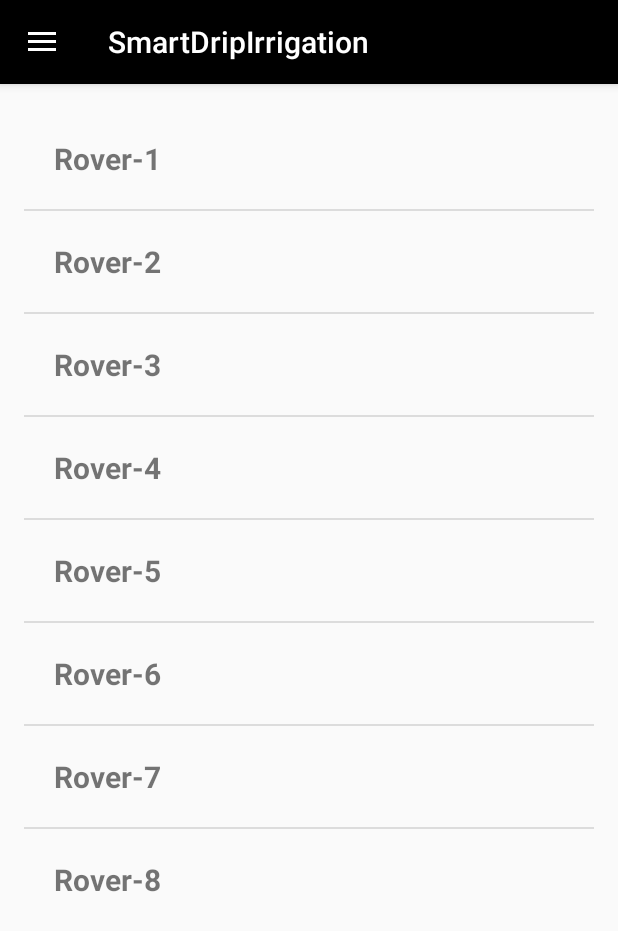
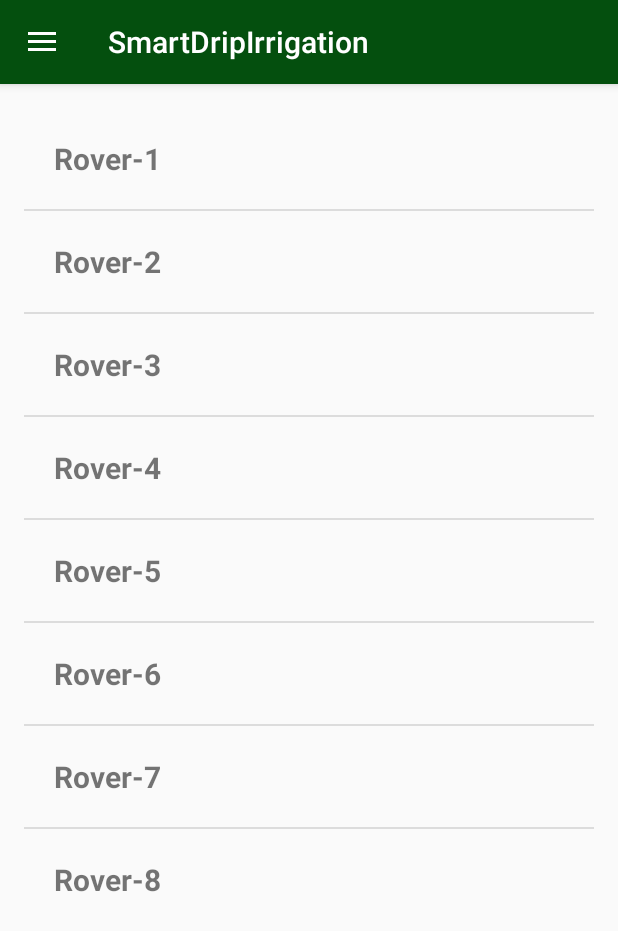
Before and after one commit to logaprakash/SmartDripIrrigation, an Android app: the screen it shows after launch (MainActivity), on a phone screen of 412 x 824 dp. Shown: the top 931 px of the screen. Run offline under Robolectric (Android 15) with nearby library versions, the phone set to English and light mode, and no system bars.

Commit message:
Updated colors

```diff
--- a/Android/app/src/main/res/values/colors.xml
+++ b/Android/app/src/main/res/values/colors.xml
@@ -1,6 +1,7 @@
 <?xml version="1.0" encoding="utf-8"?>
 <resources>
-    <color name="colorPrimary">#000000</color>
-    <color name="colorPrimaryDark">#000000</color>
-    <color name="colorAccent">#000000</color>
+    <color name="colorPrimary">#044f0e</color>
+    <color name="colorPrimaryDark">#271814</color>
+    <color name="colorAccent">#271814</color>
+    <color name="black">#053e0c</color>
 </resources>
```
